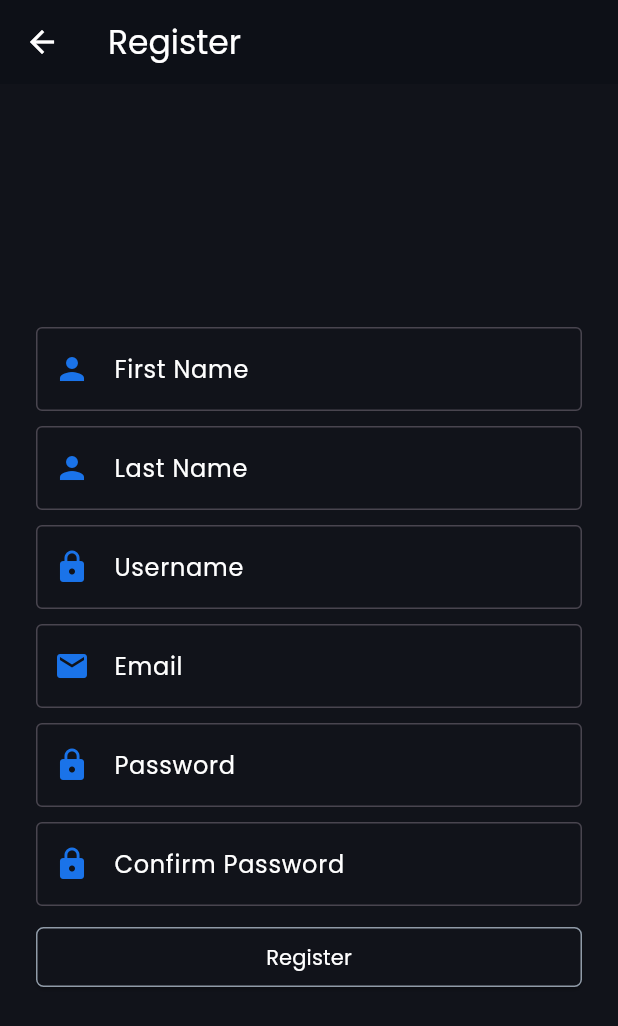
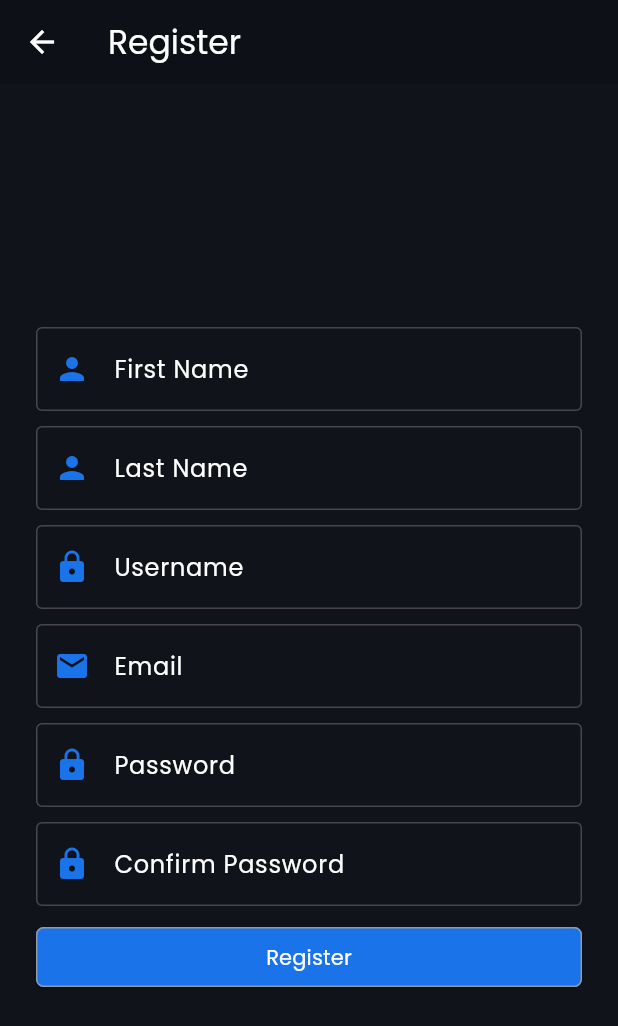
Before and after one commit to nzayisengaemmy939/code_alppha_appEvent, a Flutter app: the screen it shows after launch, after a tap on "Register", on a phone screen of 412 x 824 dp. Shown: the top 1026 px of the screen. Run offline on Flutter 3.47's test engine with Material 3 defaults, Android fonts, the phone set to English and light mode, and no system bars; our stand-ins replace flutter_secure_storage, image_picker, jwt_decoder, shared_preferences; network calls fail.

Commit message:
anather changes

```diff
--- a/lib/components/bottom_nav.dart
+++ b/lib/components/bottom_nav.dart
@@ -92,33 +92,97 @@ class _BottomNavState extends State<BottomNav> {
         unselectedItemColor: AppColors.font2,
         items: <BottomNavigationBarItem>[
           BottomNavigationBarItem(
-            icon: Icon(
+            icon: const Icon(
               Icons.home,
-              color: _currentIndex == 0 ? const Color(0xff1877F2) : AppColors.font2,
+              color: AppColors.font2, // Default color when not active
               size: 30.0,
+            ),
+            activeIcon: Stack(
+              children: [
+                const Icon(
+                  Icons.home,
+                  color: Color(0xff1877F2), // Active color when selected
+                  size: 30.0,
+                ),
+                // Circular new events indicator
+                Positioned(
+                  top: 0, // Position at the top of the icon
+                  right: 0, // Position at the right of the icon
+                  child: Container(
+                    width: 18.0, // Width of the circle
+                    height: 18.0, // Height of the circle
+                    decoration: const BoxDecoration(
+                      color: Colors
+                          .red, // Red color for the circle (new events indicator)
+                      shape: BoxShape.circle, // Circular shape
+                    ),
+                    child: const Center(child: Text('5',style: TextStyle(color: AppColors.font2),)),
+                  ),
+                ),
+              ],
             ),
             label: "Home",
           ),
           BottomNavigationBarItem(
             icon: Icon(
               Icons.event,
-              color: _currentIndex == 1 ? const Color(0xff1877F2) : AppColors.font2,
+              color: _currentIndex == 1
+                  ? const Color(0xff1877F2)
+                  : AppColors.font2,
               size: 25.0,
             ),
             label: "Events",
           ),
-          BottomNavigationBarItem(
-            icon: Icon(
+           BottomNavigationBarItem(
+            icon: const Icon(
+                Icons.notifications,
+              color: AppColors.font2, // Default color when not active
+              size: 30.0,
+            ),
+            activeIcon: Stack(
+              children: [
+                   Icon(
               Icons.notifications,
               size: 30.0,
-              color: _currentIndex == 2 ? const Color(0xff1877F2) : AppColors.font2,
+              color: _currentIndex == 2
+                  ? const Color(0xff1877F2)
+                  : AppColors.font2,
             ),
-            label: "Notifications",
+                // Circular new events indicator
+                Positioned(
+                  top: 0, // Position at the top of the icon
+                  right: 0, // Position at the right of the icon
+                  child: Container(
+                    width: 18.0, // Width of the circle
+                    height: 18.0, // Height of the circle
+                    decoration: const BoxDecoration(
+                      color: Colors
+                          .red, // Red color for the circle (new events indicator)
+                      shape: BoxShape.circle, // Circular shape
+                    ),
+                    child: const Center(child: Text('5',style: TextStyle(color: AppColors.font2),)),
+                  ),
+                ),
+              ],
+            ),
+            label: "Notification",
           ),
+          // BottomNavigationBarItem(
+          //   icon: Icon(
+          //     Icons.notifications,
+          //     size: 30.0,
+          //     color: _currentIndex == 2
+          //         ? const Color(0xff1877F2)
+          //         : AppColors.font2,
+          //   ),
+          //   label: "Notifications",
+          // ),
           BottomNavigationBarItem(
             icon: Icon(
               Icons.person,
-              color: _currentIndex == 3 ? const Color(0xff1877F2) : AppColors.font2,
+              color: _currentIndex == 3
+                  ? const Color(0xff1877F2)
+                  : AppColors.font2,
               size: 25.0,
             ),
             label: "Me",
--- a/lib/config/app_route.dart
+++ b/lib/config/app_route.dart
@@ -26,6 +26,9 @@ class AppRoute {
     static const register  = '/register';
     static const dash  = '/dash';
     static const ev  = '/events';
+    static const bottom  = '/bottom';
+
+
 
 
 
@@ -43,6 +46,7 @@ class AppRoute {
      register:(context)=>Register(),
      dash:(context)=>Dashboard(),
       ev:(context)=>const Events(),
+       bottom:(context)=>const BottomNav(),
 
 
 
--- a/lib/main.dart
+++ b/lib/main.dart
@@ -1,14 +1,44 @@
 import 'package:code_alpha_campus_event/colors.dart';
-import 'package:code_alpha_campus_event/config/app_route.dart';
-// Assuming Home page is imported
+import 'package:code_alpha_campus_event/config/app_route.dart'; // Assuming HomePage is imported
 import 'package:flutter/material.dart';
+import 'package:flutter_secure_storage/flutter_secure_storage.dart';
+import 'package:jwt_decoder/jwt_decoder.dart'; // Import this if you're using JWT tokens
 
 void main() {
   runApp(const MyApp());
 }
 
-class MyApp extends StatelessWidget {
+class MyApp extends StatefulWidget {
   const MyApp({super.key});
+
+  @override
+  State<MyApp> createState() => _MyAppState();
+}
+
+class _MyAppState extends State<MyApp> {
+  FlutterSecureStorage storage = const FlutterSecureStorage();
+  String initialRoute = AppRoute.login; // Default to login page
+
+  @override
+  void initState() {
+    super.initState();
+    _checkTokenValidity(); // Check token when the app starts
+  }
+
+  Future<void> _checkTokenValidity() async {
+    String? token = await getToken();
+
+    if (token != null && !JwtDecoder.isExpired(token)) {
+      // If token is valid and not expired, set the initial route to home
+      setState(() {
+        initialRoute = AppRoute.bottom; // Assuming `AppRoute.home` is the home page route
+      });
+    }
+  }
+
+  Future<String?> getToken() async {
+    return await storage.read(key: 'token'); // Get token from secure storage
+  }
 
   @override
   Widget build(BuildContext context) {
@@ -18,9 +48,8 @@ class MyApp extends StatelessWidget {
         fontFamily: "Poppins",
         scaffoldBackgroundColor: AppColors.background,
       ),
-      initialRoute: AppRoute.login, // Set initial route
-      routes: AppRoute.routes, // Define home route
-        // You can add more routes here
+      initialRoute: initialRoute, // Set the initial route based on token validation
+      routes: AppRoute.routes, // Define all your app routes here
     );
   }
 }
--- a/lib/pages/add_event.dart
+++ b/lib/pages/add_event.dart
@@ -341,7 +341,7 @@ class _AddEventState extends State<AddEvent> {
                             doRegister();
                           },
                     style: ElevatedButton.styleFrom(
-                      backgroundColor: AppColors.single,
+                      backgroundColor: AppColors.pressedButton,
                       side: const BorderSide(width: 1, color: AppColors.font1),
                       shape: RoundedRectangleBorder(
                         borderRadius: BorderRadius.circular(5),
--- a/lib/pages/edit.dart
+++ b/lib/pages/edit.dart
@@ -330,7 +330,7 @@ class _EditState extends State<Edit> {
                             doUpdate();
                           },
                     style: ElevatedButton.styleFrom(
-                      backgroundColor: AppColors.single,
+                      backgroundColor: AppColors.pressedButton,
                       side: const BorderSide(width: 1, color: AppColors.font1),
                       shape: RoundedRectangleBorder(
                         borderRadius: BorderRadius.circular(5),
--- a/lib/pages/edit_profile.dart
+++ b/lib/pages/edit_profile.dart
@@ -158,7 +158,7 @@ class _EditProfileState extends State<EditProfile> {
                             doUpdate();
                           },
                     style: ElevatedButton.styleFrom(
-                      backgroundColor: AppColors.single,
+                      backgroundColor: AppColors.pressedButton,
                       side: BorderSide(
                         width: 1,
                         color: AppColors.font1,
--- a/lib/pages/login.dart
+++ b/lib/pages/login.dart
@@ -34,8 +34,12 @@ class _LoginState extends State<Login> {
         child: SingleChildScrollView(
           child: Padding(
             padding: const EdgeInsets.symmetric(horizontal: 24.0),
+
             child: Column(
+
               children: [
+                Text('Login here',style: TextStyle(color: AppColors.font2,fontSize: AppStyles.fontsize2),),
+                SizedBox(height: 15,),
                 TextField(
                   onChanged: (value) {
                     email = value;
@@ -91,7 +95,7 @@ class _LoginState extends State<Login> {
                       }
                     },
                     style: ElevatedButton.styleFrom(
-                      backgroundColor: AppColors.single,
+                      backgroundColor: AppColors.pressedButton,
                       side: const BorderSide(
                         width: 1,
                         color: AppColors.font1,
@@ -123,16 +127,9 @@ class _LoginState extends State<Login> {
                 Row(
                   mainAxisAlignment: MainAxisAlignment.spaceBetween,
                   children: [
-                    // TextButton(
-                    //   onPressed: () {},
-                    //   child: const Text(
-                    //     "Forgot Password",
-                    //     style: TextStyle(
-                    //       color: AppColors.font2,
-                    //       fontSize: AppStyles.fontsize2,
-                    //     ),
-                    //   ),
-                    // ),
+
+                    const Text("if you don,t have account",style: TextStyle(color: AppColors.font2),),
+                    SizedBox(width: 20,),
                     TextButton(
                       onPressed: () {
                         Navigator.pushNamed(context, AppRoute.register);
--- a/lib/pages/profile.dart
+++ b/lib/pages/profile.dart
@@ -34,7 +34,7 @@ class _ProfileState extends State<Profile> {
 
   Map<String, dynamic> data = {};
    List<dynamic>_filteredEvents=[];
-  FlutterSecureStorage storage = FlutterSecureStorage();
+  FlutterSecureStorage storage = const FlutterSecureStorage();
   String _selectedButton = "All";
   void _handleButtonPress(String buttonText) {
     setState(() {
@@ -167,7 +167,7 @@ class _ProfileState extends State<Profile> {
                         image: DecorationImage(
                           image: profile['file'] != null
                               ? NetworkImage(profile['file'])
-                              : AssetImage("assets/images/profile.png"),
+                              : const AssetImage("assets/images/profile.png"),
 
                           fit: BoxFit
                               .cover, // Make sure the image covers the circle
@@ -180,7 +180,7 @@ class _ProfileState extends State<Profile> {
                       bottom: 6,
                      child: TextButton(onPressed: (){
                      _openFilePicker1(context);
-                     }, child: Text('add profile',style: TextStyle(color: AppColors.pressedButton),)),
+                     }, child: const Text('add profile',style: TextStyle(color: AppColors.pressedButton),)),
                     ),
                     Positioned(
                       right: 0,
@@ -189,7 +189,7 @@ class _ProfileState extends State<Profile> {
                         onTap: (){
                            _openFilePicker(context);
                         },
-                        child: Icon(
+                        child: const Icon(
                           Icons.edit,
                           color: Color(0xFF1A73E9), // Icon color
                         ),
@@ -262,8 +262,8 @@ class _ProfileState extends State<Profile> {
                             fontSize: AppStyles.fontsize2,
                             color: AppColors.font2),
                       ),
-                      SizedBox(height: 10),
-                      Text("Events",
+                      const SizedBox(height: 10),
+                      const Text("Events",
                           style: TextStyle(
                               fontSize: AppStyles.fontsize2,
                               color: AppColors.font2)),
@@ -314,7 +314,7 @@ class _ProfileState extends State<Profile> {
                 children: [
                   if (_filteredEvents.isEmpty)
                    Container(
-                      padding: EdgeInsets.all(10),
+                      padding: const EdgeInsets.all(10),
                       decoration: BoxDecoration(
                         color: AppColors.single,
                         borderRadius: BorderRadius.circular(10),
@@ -333,10 +333,10 @@ class _ProfileState extends State<Profile> {
                             onPressed: () {
                               Navigator.pushNamed(context, AppRoute.home);
                             },
-                            child: Text(
+                            child: const Text(
                               'View all events',
                               style: TextStyle(
-                                color: const Color.fromARGB(255, 22, 106, 216),
+                                color: Color.fromARGB(255, 22, 106, 216),
                                 fontSize: 18,
                               ),
                             ),
@@ -374,7 +374,7 @@ class _ProfileState extends State<Profile> {
                         children: [
                           Text(
                             event['title'] ?? "No title", // Handle null title
-                            style: TextStyle(
+                            style: const TextStyle(
                               color: AppColors.font1,
                               fontSize:
                                   18, // Increased font size for better readability
--- a/lib/pages/register.dart
+++ b/lib/pages/register.dart
@@ -91,7 +91,7 @@ class _RegisterState extends State<Register> {
                       }
                     },
                     style: ElevatedButton.styleFrom(
-                      backgroundColor: AppColors.single,
+                      backgroundColor: AppColors.pressedButton,
                       side: const BorderSide(width: 1, color: AppColors.font1),
                       shape: RoundedRectangleBorder(
                         borderRadius: BorderRadius.circular(5),
```
